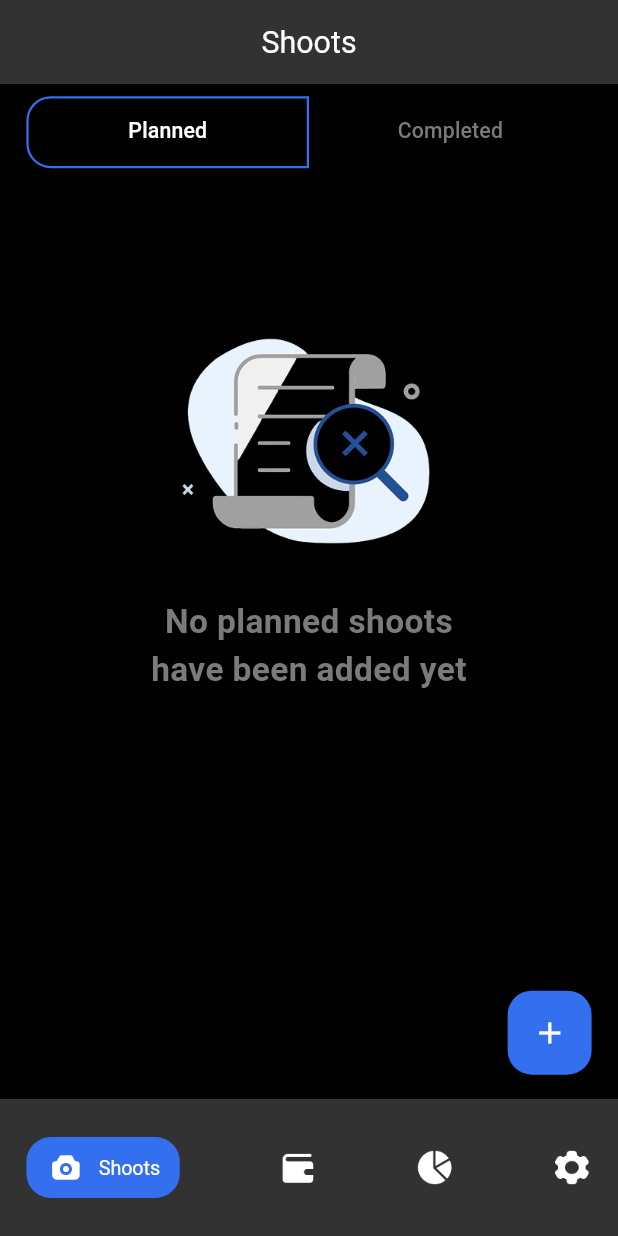
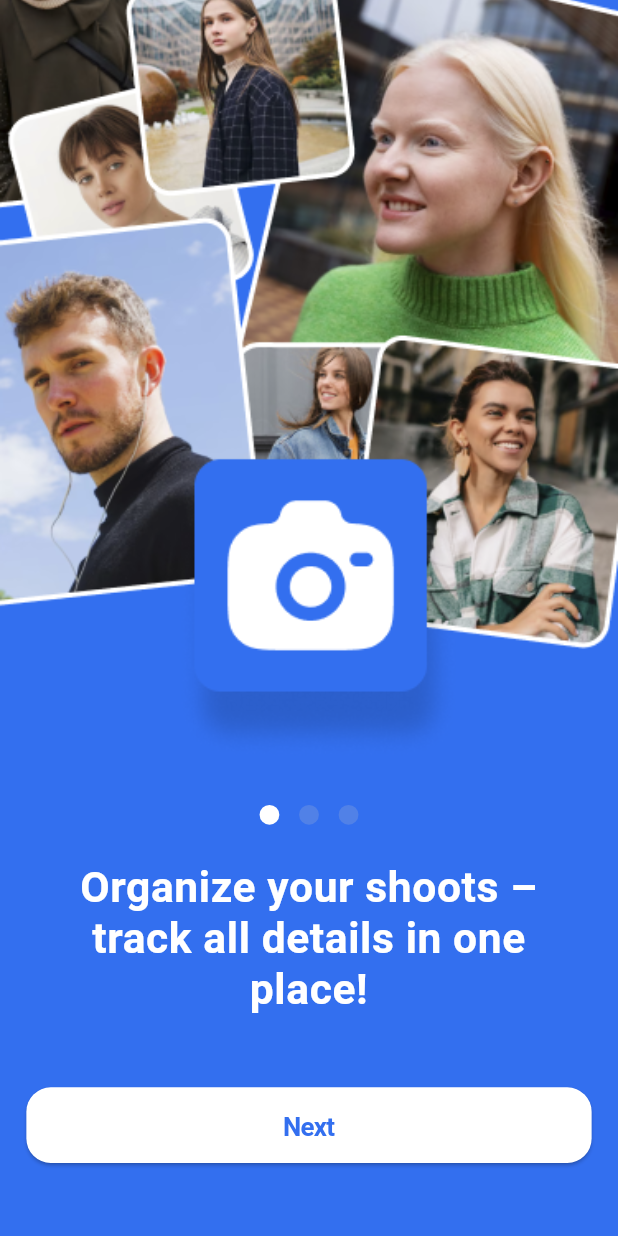
Before and after one commit to elamantaalaibeckov/320omega_view, a Flutter app: the screen it shows after launch, on a phone screen of 412 x 824 dp. Run offline on Flutter 3.47's test engine with Material 3 defaults, Android fonts, the phone set to English and light mode, and no system bars; our stand-ins replace flutter_bloc, flutter_screenutil, hive, hive_flutter, image_picker, permission_handler; accounts and stored records are empty; Roboto replaces fonts that are missing (SF PRO, SF Pro); project files that could hold a hidden picture were left out.

Commit message:
splash+onboarding

```diff
--- a/lib/main.dart
+++ b/lib/main.dart
@@ -2,9 +2,8 @@ import 'package:flutter/material.dart';
 import 'package:flutter_screenutil/flutter_screenutil.dart';
 import 'package:flutter_bloc/flutter_bloc.dart';
 import 'package:hive_flutter/hive_flutter.dart';
+import 'package:omega_view_smart_plan_320/presentetion/pages/omega_splash_screen.dart';
 import 'package:path_provider/path_provider.dart';
-
-import 'package:omega_view_smart_plan_320/presentetion/pages/omega_bottomnavigation_bar.dart';
 import 'package:omega_view_smart_plan_320/presentetion/themes/app_colors.dart';
 
 // Сервисы Hive
@@ -26,6 +25,7 @@ Future<void> main() async {
   final appDocumentDir = await getApplicationDocumentsDirectory();
   // Инициализируем Hive с этим путём
   await Hive.initFlutter(appDocumentDir.path);
+  await Hive.openBox('settings');
 
   // Регистрируем адаптеры (типId 0 — для съёмок, 1 — для транзакций)
   if (!Hive.isAdapterRegistered(0)) {
@@ -62,7 +62,7 @@ Future<void> main() async {
 }
 
 class OmegaApp extends StatelessWidget {
-  const OmegaApp({Key? key}) : super(key: key);
+  const OmegaApp({super.key});
 
   @override
   Widget build(BuildContext context) {
@@ -83,7 +83,7 @@ class OmegaApp extends StatelessWidget {
           type: BottomNavigationBarType.fixed,
         ),
       ),
-      home: const OmegaBottomnavigationBar(),
+      home: const OmegaSplashScreen(),
     );
   }
 }
--- /dev/null
+++ b/lib/presentetion/pages/omega_onboarding_page.dart
@@ -0,0 +1,156 @@
+import 'package:flutter/material.dart';
+import 'package:flutter/services.dart';
+import 'package:flutter_screenutil/flutter_screenutil.dart';
+import 'package:hive/hive.dart';
+import 'package:omega_view_smart_plan_320/presentetion/pages/omega_bottomnavigation_bar.dart';
+import 'package:omega_view_smart_plan_320/presentetion/themes/app_colors.dart';
+
+class OmegaOnboardingPage extends StatefulWidget {
+  const OmegaOnboardingPage({super.key});
+  @override
+  State<OmegaOnboardingPage> createState() => _OmegaOnboardingPageState();
+}
+
+class _OmegaOnboardingPageState extends State<OmegaOnboardingPage> {
+  final _pc = PageController();
+  int _index = 0;
+
+  final _slides = const [
+    _OnbSlide('assets/images/onboarding1.png',
+        'Organize your shoots – track all details in one place!'),
+    _OnbSlide('assets/images/onboarding2.png',
+        'Track your earnings & expenses – see profits from shoots!'),
+    _OnbSlide('assets/images/onboarding3.png',
+        'Clear analytics –  best clients and financial trends!'),
+  ];
+
+  void _next() => _index < _slides.length - 1
+      ? _pc.nextPage(
+          duration: const Duration(milliseconds: 250), curve: Curves.easeOut)
+      : _finish();
+
+  Future<void> _finish() async {
+    Hive.box('settings').put('onboarding_done', true);
+    if (!mounted) return;
+    Navigator.pushReplacement(
+      context,
+      MaterialPageRoute(builder: (_) => const OmegaBottomnavigationBar()),
+    );
+  }
+
+  @override
+  Widget build(BuildContext context) {
+    return AnnotatedRegion<SystemUiOverlayStyle>(
+      value: const SystemUiOverlayStyle(
+        statusBarColor: Colors.transparent,
+        statusBarIconBrightness: Brightness.light,
+        statusBarBrightness: Brightness.dark,
+      ),
+      child: Scaffold(
+        backgroundColor: AppColors.mainAccent,
+        body: Column(
+          children: [
+            Expanded(
+              child: MediaQuery.removePadding(
+                context: context,
+                removeTop: true,
+                child: PageView.builder(
+                  controller: _pc,
+                  onPageChanged: (i) => setState(() => _index = i),
+                  itemCount: _slides.length,
+                  itemBuilder: (_, i) => Image.asset(
+                    _slides[i].image,
+                    width: double.infinity,
+                    fit: BoxFit.cover,
+                  ),
+                ),
+              ),
+            ),
+            SizedBox(height: 24.h),
+            _Dots(count: _slides.length, current: _index),
+            SizedBox(height: 24.h),
+            Padding(
+              padding: EdgeInsets.symmetric(horizontal: 48.w),
+              child: AnimatedSwitcher(
+                duration: const Duration(milliseconds: 200),
+                child: Text(
+                  _slides[_index].title,
+                  key: ValueKey(_slides[_index].title),
+                  textAlign: TextAlign.center,
+                  style: TextStyle(
+                    color: AppColors.textWhite,
+                    fontSize: 28.sp,
+                    fontFamily: 'SF Pro',
+                    fontWeight: FontWeight.w700,
+                    height: 1.21,
+                    letterSpacing: 0.38,
+                  ),
+                ),
+              ),
+            ),
+            SizedBox(height: 48.h),
+            Padding(
+              padding: EdgeInsets.fromLTRB(16.w, 0, 16.w, 48.h),
+              child: SizedBox(
+                width: double.infinity,
+                child: ElevatedButton(
+                  style: ElevatedButton.styleFrom(
+                    backgroundColor: AppColors.textWhite,
+                    foregroundColor: AppColors.mainAccent,
+                    padding: EdgeInsets.symmetric(vertical: 14.h),
+                    shape: RoundedRectangleBorder(
+                      borderRadius: BorderRadius.circular(16.r),
+                    ),
+                    textStyle: TextStyle(
+                      fontSize: 17.sp,
+                      fontFamily: 'SF Pro',
+                      fontWeight: FontWeight.w600,
+                      height: 1.29,
+                      letterSpacing: -0.43,
+                    ),
+                  ),
+                  onPressed: _next,
+                  child: Text(_index == _slides.length - 1 ? 'Start' : 'Next'),
+                ),
+              ),
+            ),
+          ],
+        ),
+      ),
+    );
+  }
+}
+
+class _OnbSlide {
+  final String image;
+  final String title;
+  const _OnbSlide(this.image, this.title);
+}
+
+class _Dots extends StatelessWidget {
+  final int count;
+  final int current;
+  const _Dots({required this.count, required this.current});
+
+  @override
+  Widget build(BuildContext context) {
+    return Row(
+      mainAxisAlignment: MainAxisAlignment.center,
+      children: List.generate(count, (i) {
+        final active = i == current;
+        return AnimatedContainer(
+          duration: const Duration(milliseconds: 200),
+          margin: EdgeInsets.symmetric(horizontal: 6.w),
+          width: 12.w,
+          height: 12.w,
+          decoration: BoxDecoration(
+            color: active
+                ? AppColors.textWhite
+                : Color(0xFFC9C9C9).withValues(alpha: 0.2),
+            shape: BoxShape.circle,
+          ),
+        );
+      }),
+    );
+  }
+}
--- /dev/null
+++ b/lib/presentetion/pages/omega_splash_screen.dart
@@ -0,0 +1,50 @@
+import 'package:flutter/material.dart';
+import 'package:hive/hive.dart';
+import 'package:omega_view_smart_plan_320/presentetion/pages/omega_bottomnavigation_bar.dart';
+import 'package:omega_view_smart_plan_320/presentetion/pages/omega_onboarding_page.dart';
+
+class OmegaSplashScreen extends StatefulWidget {
+  const OmegaSplashScreen({super.key});
+
+  @override
+  State<OmegaSplashScreen> createState() => _OmegaSplashScreenState();
+}
+
+class _OmegaSplashScreenState extends State<OmegaSplashScreen> {
+  @override
+  void initState() {
+    super.initState();
+    Future.delayed(const Duration(milliseconds: 1500), _goNext);
+  }
+
+  Future<void> _goNext() async {
+    final box = Hive.box('settings'); // уже открыт в main
+    final seen = box.get('onboarding_done', defaultValue: false) as bool;
+    if (!mounted) return;
+    Navigator.pushReplacement(
+      context,
+      MaterialPageRoute(
+        builder: (_) => seen
+            ? const OmegaBottomnavigationBar()
+            : const OmegaOnboardingPage(),
+      ),
+    );
+  }
+
+  @override
+  Widget build(BuildContext context) {
+    return Scaffold(
+      body: Container(
+        decoration: const BoxDecoration(
+          gradient: LinearGradient(
+            colors: [Color(0xFF00267A), Color(0xFF001D5A)],
+            begin: Alignment.topCenter,
+            end: Alignment.bottomCenter,
+          ),
+        ),
+        alignment: Alignment.center,
+        child: Image.asset('assets/images/splash_icon.png'),
+      ),
+    );
+  }
+}
```
Also changed, not shown: pubspec.yaml (+5 -5 lines), assets/images/onboarding1.png (added), assets/images/onboarding2.png (added), assets/images/onboarding3.png (added), assets/images/splash_icon.png (added), pubspec.lock.
